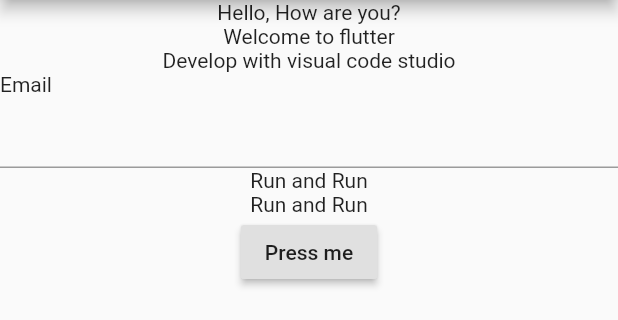
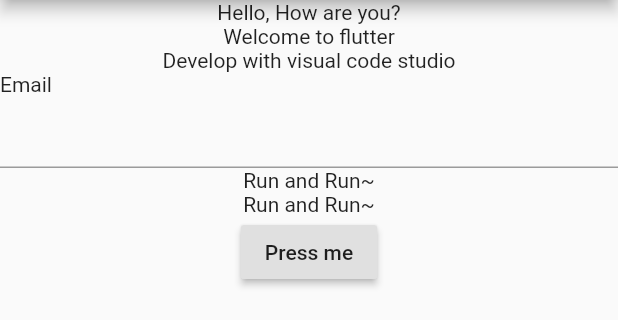
Before and after one commit to coNNectGan/FlutterGitTest, a Flutter app: the screen it shows after launch, on a phone screen of 412 x 824 dp, the part 84-404 px from its top. Run offline on Flutter 3.47's test engine with Material 2 defaults, Android fonts, the phone set to English and light mode, and no system bars.

Commit message:
initial commit

```diff
--- a/lib/main.dart
+++ b/lib/main.dart
@@ -44,8 +44,8 @@ class testWidget extends StatelessWidget {
   Widget build(BuildContext context) {
     return Container(
       child: Column(children: <Widget>[
-        Text('Run and Run'),
-        Text('Run and Run'),
+        Text('Run and Run~'),
+        Text('Run and Run~'),
       ],),
     );
   }
```
